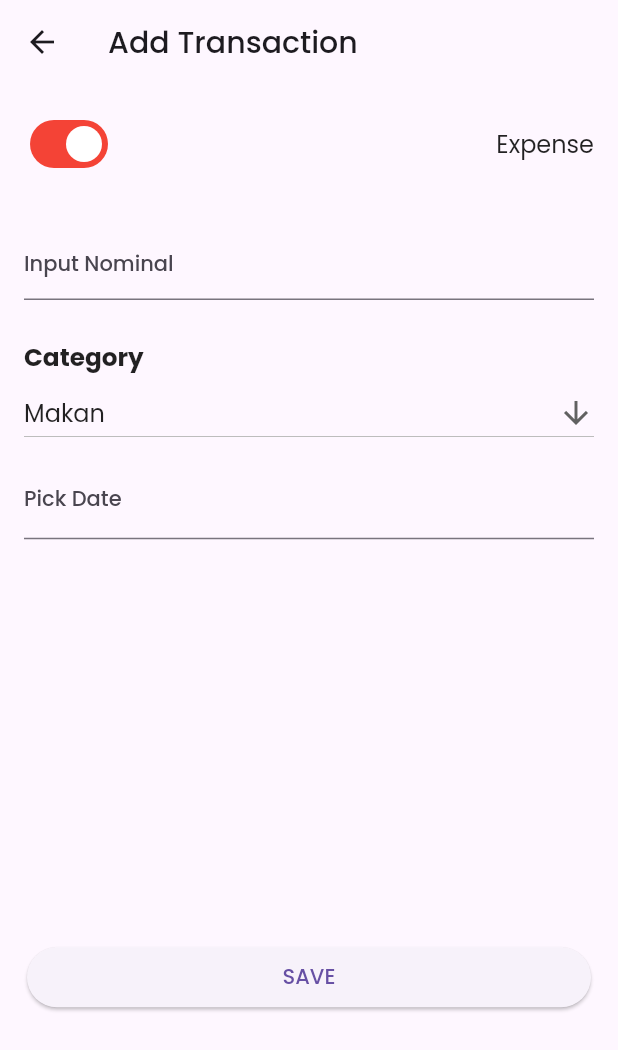
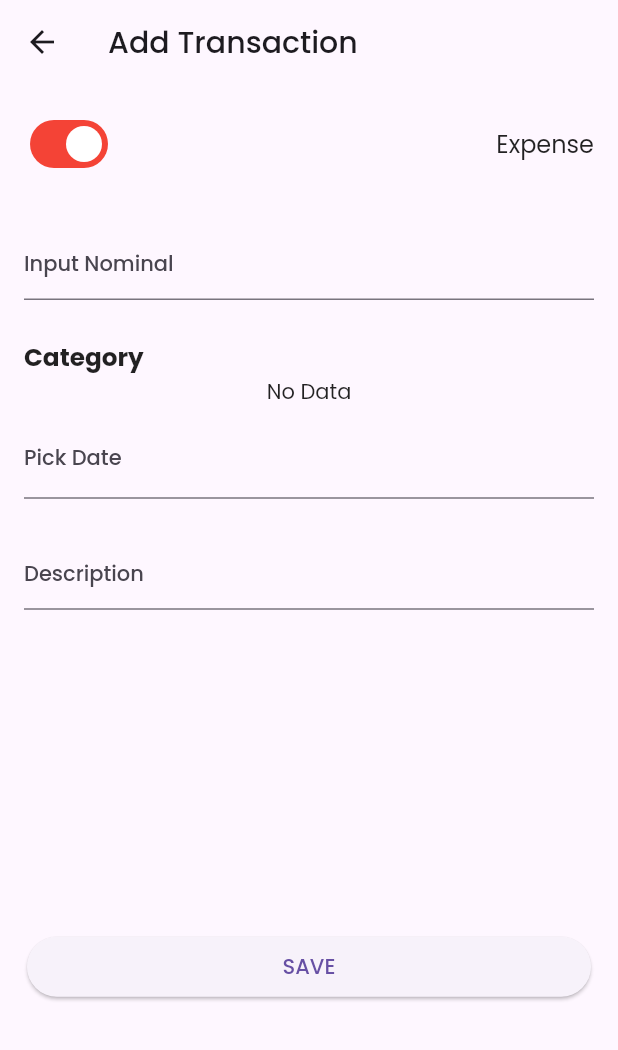
Before and after one commit to gallenalfonso/mini_project, a Flutter app: the TransactionScreen screen opened directly, after a tap on "SAVE", on a phone screen of 412 x 824 dp. Shown: the top 1050 px of the screen. Run offline on Flutter 3.47's test engine with Material 2 defaults, Android fonts, the phone set to English and light mode, and no system bars; our stand-ins replace drift, google_fonts; missing offline and left inert: calendar_appbar; accounts and stored records are empty; generated files the repository leaves out were written again.

Commit message:
Add Category Logic

```diff
--- a/flutter_mini_project/lib/models/database.dart
+++ b/flutter_mini_project/lib/models/database.dart
@@ -12,7 +12,7 @@ part 'database.g.dart';
 
 // ... the TodoItems table definition stays the same
 
-@DriftDatabase(tables: [Categories, Transaction])
+@DriftDatabase(tables: [Categories, Transactions])
 class AppDatabase extends _$AppDatabase {
   AppDatabase() : super(_openConnection());
 
--- a/flutter_mini_project/lib/models/transaction_database.dart
+++ b/flutter_mini_project/lib/models/transaction_database.dart
@@ -1,12 +1,13 @@
 import 'package:drift/drift.dart';
 
 
-class Transaction extends Table {
+class Transactions extends Table {
   IntColumn get id => integer().autoIncrement()();
   TextColumn get name => text().withLength(max: 128)();
   IntColumn get categoryId => integer()();
   DateTimeColumn get transactionDate => dateTime()();
   IntColumn get amount => integer()();
+
   DateTimeColumn get createdAt => dateTime()();
   DateTimeColumn get updatedAt => dateTime()();
   DateTimeColumn get deletedAt => dateTime().nullable()();
--- a/flutter_mini_project/lib/screens/transaction_screen.dart
+++ b/flutter_mini_project/lib/screens/transaction_screen.dart
@@ -1,4 +1,5 @@
 import 'package:flutter/material.dart';
+import 'package:flutter_mini_project/models/database.dart';
 import 'package:intl/intl.dart';
 
 class TransactionScreen extends StatefulWidget {
@@ -9,10 +10,40 @@ class TransactionScreen extends StatefulWidget {
 }
 
 class _TransactionScreenState extends State<TransactionScreen> {
+  final AppDatabase database = AppDatabase();
   bool isExpenseCategory = true;
   List categoryList = ['Makan', 'Nonton', 'Pulsa'];
   late String dropDownValue = categoryList.first;
   TextEditingController dateController = TextEditingController();
+  TextEditingController amountController = TextEditingController();
+  TextEditingController descriptionController = TextEditingController();
+  Category? selectedCategory;
+  late int type;
+
+  Future insertTransactions(
+      int amount, DateTime date, String nameDescription, int categoryId) async {
+    DateTime now = DateTime.now();
+    final row = await database.into(database.transactions).insertReturning(
+        TransactionsCompanion.insert(
+            name: nameDescription,
+            categoryId: categoryId,
+            transactionDate: date,
+            amount: amount,
+            createdAt: now,
+            updatedAt: now));
+    debugPrint('Apa ini' + row.toString());
+  }
+
+  Future<List<Category>> getAllCategory(int type) async {
+    return await database.getAllCategoryRepo(type);
+  }
+
+  @override
+  void initState() {
+    // TODO: implement initState
+    type = 2;
+    super.initState();
+  }
 
   @override
   Widget build(BuildContext context) {
@@ -36,6 +67,8 @@ class _TransactionScreenState extends State<TransactionScreen> {
                       onChanged: (bool value) {
                         setState(() {
                           isExpenseCategory = value;
+                          type = (isExpenseCategory) ? 2 : 1;
+                          selectedCategory = null;
                         });
                       },
                       inactiveTrackColor: Colors.green[200],
@@ -51,10 +84,10 @@ class _TransactionScreenState extends State<TransactionScreen> {
               ),
 
               //TEXTFORMFIELD INPUT AMOUNT
-
               Padding(
                 padding: const EdgeInsets.all(16.0),
                 child: TextFormField(
+                  controller: amountController,
                   decoration: InputDecoration(
                     hintText: 'Input Nominal',
                   ),
@@ -74,22 +107,56 @@ class _TransactionScreenState extends State<TransactionScreen> {
                 ),
               ),
 
-              //DROPDOWN BUTTON CATEGORY
-              Padding(
+              FutureBuilder(
+                future: getAllCategory(type),
+                builder: (context, snapshot) {
+                  if (snapshot.connectionState == ConnectionState.waiting) {
+                    return const Center(
+                      child: CircularProgressIndicator(),
+                    );
+                  } else {
+                    if (snapshot.hasData) {
+                      if (snapshot.data!.length > 0) {
+                        selectedCategory = snapshot.data!.first;
+                        print(snapshot.data);
+                        return Padding(
                           padding: const EdgeInsets.symmetric(horizontal: 16.0),
-                child: DropdownButton<String>(
-                  value: dropDownValue,
+                          child: DropdownButton<Category>(
+                            value: (selectedCategory == null)
+                                ? snapshot.data!.first
+                                : selectedCategory,
                             isExpanded: true,
                             icon: Icon(Icons.arrow_downward),
-                  items: categoryList.map<DropdownMenuItem<String>>((value) {
-                    return DropdownMenuItem<String>(
-                      value: value,
-                      child: Text(value),
+                            items: snapshot.data!
+                                .map<DropdownMenuItem<Category>>(
+                                    (Category item) {
+                              return DropdownMenuItem<Category>(
+                                value: item,
+                                child: Text(item.name),
                               );
                             }).toList(),
-                  onChanged: (String? value) {},
+                            onChanged: (Category? value) {
+                              setState(() {
+                                selectedCategory = value;
+                              });
+                            },
                           ),
+                        );
+                      } else {
+                        return Center(
+                          child: Text('No Data'),
+                        );
+                      }
+                    } else {
+                      return Center(
+                        child: Text('No Category'),
+                      );
+                    }
+                  }
+                },
               ),
+
+              //DROPDOWN BUTTON CATEGORY
             ],
           ),
 
@@ -114,7 +181,7 @@ class _TransactionScreenState extends State<TransactionScreen> {
 
                   if (selectDate != null) {
                     String formatDate =
-                        DateFormat('dd-MM-yyyy').format(selectDate);
+                        DateFormat('yyyy-MM-dd').format(selectDate);
 
                     dateController.text = formatDate;
                   }
@@ -122,13 +189,34 @@ class _TransactionScreenState extends State<TransactionScreen> {
           ),
 
           SizedBox(
-            height: 250,
+            height: 10,
+          ),
+
+          //DESCRIPTION DETAILS TRANSACTION TEXTFORMFIELD
+          Padding(
+            padding: const EdgeInsets.all(16.0),
+            child: TextFormField(
+                controller: descriptionController,
+                decoration: InputDecoration(
+                  hintText: 'Description',
+                ),
+                keyboardType: TextInputType.name),
+          ),
+
+          SizedBox(
+            height: 180,
           ),
 
           Padding(
             padding: const EdgeInsets.all(18.0),
             child: ElevatedButton(
-              onPressed: () {},
+              onPressed: () {
+                insertTransactions(
+                    int.parse(amountController.text),
+                    DateTime.parse(dateController.text),
+                    descriptionController.text,
+                    selectedCategory!.id);
+              },
               child: Text('SAVE'),
             ),
           ),
```
Also changed, not shown: flutter_mini_project/lib/models/database.g.dart. Lines whose indentation alone changed are shown as unchanged.
